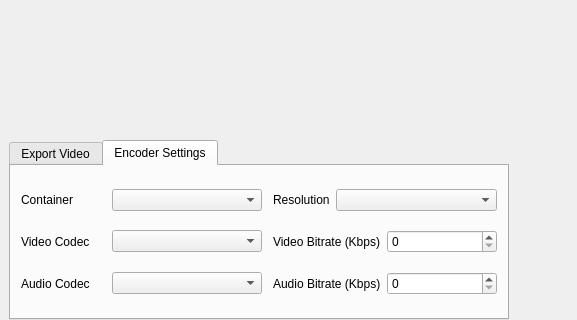
Old version of the form src/gui/mainwindow.ui in the repository djfun/audio-visualizer-python; both pictures show x 0 to 577 and y 255 to 575 of the 1024 by 575 pixel window.
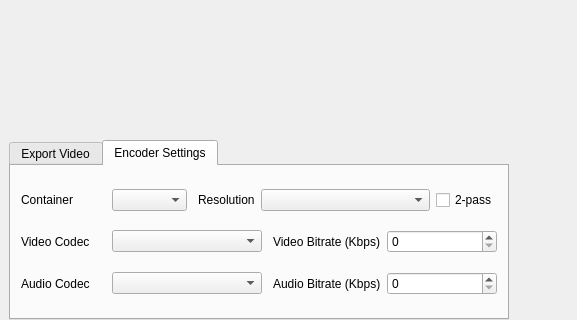
New version of the form. The open tabs and pages were chosen to show the change.

Commit message: add "2-pass" checkbox to "encoder settings" tab

```diff
--- a/src/gui/mainwindow.ui
+++ b/src/gui/mainwindow.ui
@@ -582,7 +582,7 @@
              <widget class="QComboBox" name="comboBox_videoContainer">
               <property name="minimumSize">
                <size>
-                <width>150</width>
+                <width>75</width>
                 <height>0</height>
                </size>
               </property>
@@ -633,6 +633,16 @@
               </property>
              </widget>
             </item>
+            <item>
+             <widget class="QCheckBox" name="checkBox_2pass">
+              <property name="toolTip">
+               <string>longer export time with increased quality:filesize ratio</string>
+              </property>
+              <property name="text">
+               <string>2-pass</string>
+              </property>
+             </widget>
+            </item>
            </layout>
           </item>
           <item>
```
